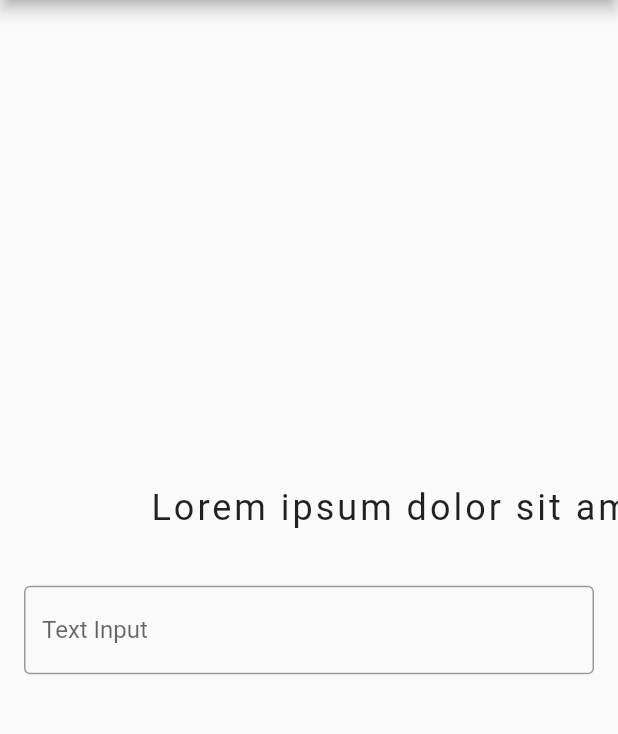
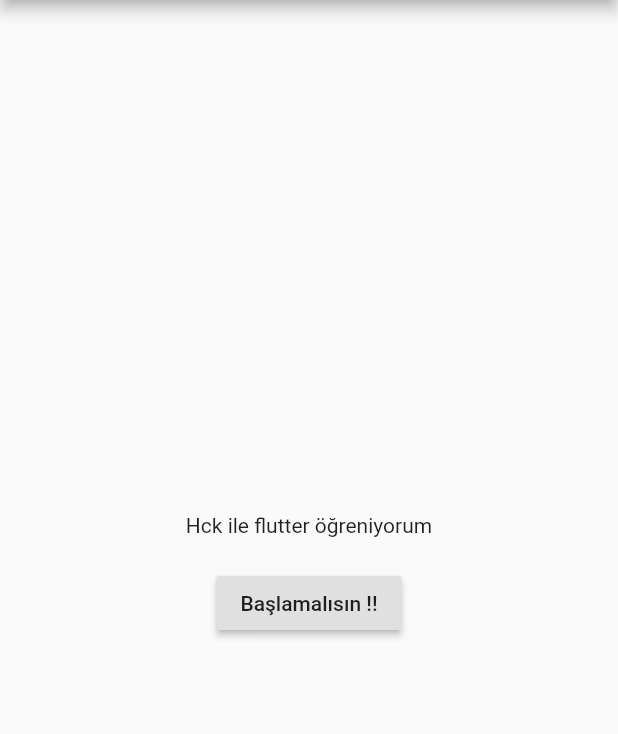
Before and after one commit to HasancanKazan/Text-Runner, a Flutter app: the screen it shows after launch, on a phone screen of 412 x 824 dp, the part 84-818 px from its top. Run offline on Flutter 3.47's test engine with Material 2 defaults, Android fonts, the phone set to English and light mode, and no system bars; drawn by our look-alikes of marquee.

Commit message:
text runner completed.

```diff
--- a/lib/main.dart
+++ b/lib/main.dart
@@ -1,4 +1,7 @@
+import 'dart:async';
+
 import 'package:flutter/material.dart';
+import 'package:flutter/rendering.dart';
 import 'package:marquee/marquee.dart';
 
 void main(List<String> args) {
@@ -9,6 +12,7 @@ class MyApp extends StatelessWidget {
   @override
   Widget build(BuildContext context) {
     return MaterialApp(
+      debugShowCheckedModeBanner: false,
       home: MyAppHome(),
     );
   }
@@ -23,72 +27,120 @@ class MyAppHome extends StatefulWidget {
 
 // Sadece bu dosya içerisinde kullanabiliriz _ dediğimiz için başka dosyadan import edilemez.
 class _MyAppHomeState extends State<MyAppHome> {
+  int typeCharLength = 0;
+  int step = 0;
+  String lorem =
+      "                                      Teknik Lisede yazılım dalından 2014 yılında mezun oldum.2015 yılında Dumlupınar Üniversitesinde Bilgisayar Mühendisliği bölümünde eğitim görmeye başladım ve 2019 haziran ayı itibari ile mezun oldum.Şuan bir yazılım firmasında yazılım uzmanı olarak çalışmaktayım.Eğitim hayatım boyunca web projeleri geliştirme,masaüstü uygulamaları ve android uygulamaları geliştirmek üzerine çalışmalar yaptım ve buna şuanda devam ediyorum.Sizlere eğitim serilerimde yapmış olduğum hataları minumuma indirerek eğitim sonunda öğrendiğimiz teknolojilerle projeler yapabiliyor olma yetkinliğini kazandırabilmek istiyorum."
+          .toLowerCase()
+          .replaceAll(".", "")
+          .replaceAll(",", "");
+  double score = 0.0;
+  int lastTypeAt;
+
+  void updateLastTypeAt() {
+    this.lastTypeAt = DateTime.now().millisecondsSinceEpoch;
+  }
+
+  void onType(String value) {
+    updateLastTypeAt();
+    String trimmedValue = lorem.trimLeft();
+
+    setState(() {
+      if (trimmedValue.indexOf(value.toLowerCase()) != 0)
+        step = 2;
+      else {
+        typeCharLength = value.length;
+      }
+    });
+  }
+
+  void onStartClick() {
+    setState(() {
+      updateLastTypeAt();
+      step++;
+    });
+
+    var timer = Timer.periodic(Duration(seconds: 1), (timer) {
+      int now = DateTime.now().millisecondsSinceEpoch;
+      //OYUN BİTTİ
+      setState(() {
+        if (now - lastTypeAt > 4000) {
+          timer.cancel();
+          step++;
+        }
+      });
+    });
+  }
+
+  void tryAgain() {
+    setState(() {
+      typeCharLength = 0;
+      step = 0;
+    });
+  }
+
   @override
   Widget build(BuildContext context) {
-    String lorem =
-        "Lorem ipsum dolor sit amet, consectetur adipiscing elit, sed do eiusmod tempor incididunt ut labore et dolore magna aliqua. Ut enim ad minim veniam, quis nostrud exercitation ullamco laboris nisi ut aliquip ex ea commodo consequat. Duis aute irure dolor in reprehenderit in voluptate velit esse cillum dolore eu fugiat nulla pariatur. Excepteur sint occaecat cupidatat non proident, sunt in culpa qui officia deserunt mollit anim id est laborum.";
+    var shownWidget;
+
+    if (step == 0)
+      shownWidget = <Widget>[
+        Text("Hck ile flutter öğreniyorum"),
+        Container(
+          margin: EdgeInsets.only(top: 20),
+          child: RaisedButton(
+            onPressed: onStartClick,
+            child: Text("Başlamalısın !!"),
+          ),
+        )
+      ];
+    else if (step == 1)
+      shownWidget = <Widget>[
+        Text('$typeCharLength'),
+        Container(
+          height: 40,
+          child: Marquee(
+            text: lorem,
+            style: TextStyle(fontSize: 24, letterSpacing: 2),
+            scrollAxis: Axis.horizontal,
+            blankSpace: 20.0,
+            velocity: 100.0,
+            startPadding: 0,
+            accelerationDuration: Duration(seconds: 18),
+            accelerationCurve: Curves.ease,
+            decelerationDuration: Duration(milliseconds: 500),
+            decelerationCurve: Curves.easeOut,
+          ),
+        ),
+        Padding(
+          padding: const EdgeInsets.only(top: 32, right: 16, left: 16),
+          child: TextField(
+            onChanged: onType,
+            autofocus: true,
+            //obscureText: true,  Bu alanı açarsak şifre şeklinde text girişi olur
+            decoration: InputDecoration(
+                labelText: "Text Input", border: OutlineInputBorder()),
+          ),
+        )
+      ];
+    else
+      shownWidget = <Widget>[
+        Text("GAME OVER MY DEAR FRIEND YOUR SCORE :$typeCharLength TRY AGAIN"),
+        RaisedButton(
+          onPressed: tryAgain,
+          child: Text("Yeniden Başla.."),
+        )
+      ];
     return Scaffold(
       appBar: AppBar(
         title: Text("Text Runner App"),
       ),
       body: Center(
-          child: Column(
-        mainAxisAlignment: MainAxisAlignment.center,
-        children: <Widget>[
-          Container(
-            margin: EdgeInsets.only(left: 100),
-            height: 40,
-            child: Marquee(
-              text: lorem,
-              style: TextStyle(fontSize: 24, letterSpacing: 2),
-              scrollAxis: Axis.horizontal,
-              blankSpace: 20.0,
-              velocity: 100.0,
-              pauseAfterRound: Duration(seconds: 10),
-              startPadding: 0,
-              accelerationDuration: Duration(seconds: 5),
-              accelerationCurve: Curves.linear,
-              decelerationDuration: Duration(milliseconds: 500),
-              decelerationCurve: Curves.easeOut,
-            ),
-            //     child: RichText(
-            //   maxLines: 1,
-            //   softWrap: false,
-            //   text: TextSpan(
-            //       style: TextStyle(
-            //         fontSize: 24,
-            //         letterSpacing: 2,
-            //         color: Colors.black,
-            //       ),
-            //       children: <TextSpan>[
-            //         TextSpan(text: "HCK"),
-            //         TextSpan(
-            //           text: lorem,
-            //           style: TextStyle(
-            //               fontSize: 24, letterSpacing: 2, color: Colors.blue),
-            //         ),
-            //       ]),
-            // )
-
-            //margin: EdgeInsets.only(left: 100),
-            // child: Text(
-            //   lorem,
-            //   maxLines: 1,
-            //   softWrap: false,
-            //   style:
-            //       TextStyle(fontSize: 24, letterSpacing: 2, color: Colors.cyan),
-            // ),
-          ),
-          Padding(
-            padding: const EdgeInsets.only(top: 32, right: 16, left: 16),
-            child: TextField(
-              //obscureText: true,  Bu alanı açarsak şifre şeklinde text girişi olur
-              decoration: InputDecoration(
-                  labelText: "Text Input", border: OutlineInputBorder()),
-            ),
-          )
-        ],
-      )),
+        child: Column(
+          mainAxisAlignment: MainAxisAlignment.center,
+          children: shownWidget,
+        ),
+      ),
     );
   }
 }
```
